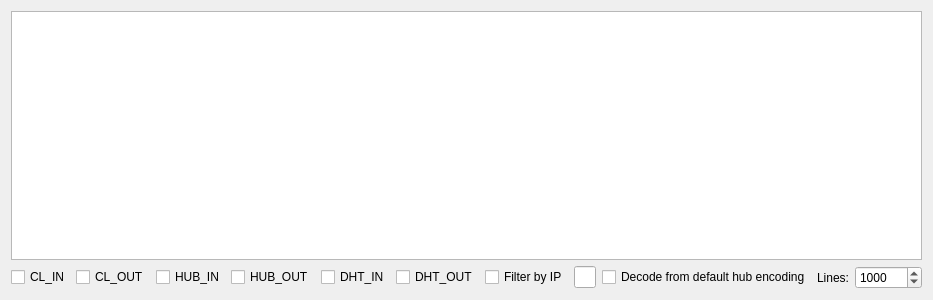
Old version of the form eiskaltdcpp-qt/ui/UICmdDebug.ui in the repository eiskaltdcpp/eiskaltdcpp.
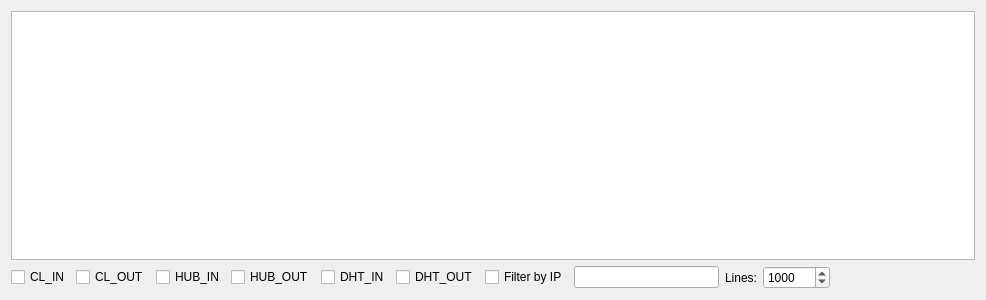
New version of the form.

Commit message: Complete cmd debug (also try send in debug bcast already utf-8 string), some clean boost::noncopyable, tstring->string

The edit to the form file:
```diff
--- a/eiskaltdcpp-qt/ui/UICmdDebug.ui
+++ b/eiskaltdcpp-qt/ui/UICmdDebug.ui
@@ -6,7 +6,7 @@
    <rect>
     <x>0</x>
     <y>0</y>
-    <width>779</width>
+    <width>986</width>
     <height>300</height>
    </rect>
   </property>
@@ -75,13 +75,6 @@
      <item>
       <widget class="QLineEdit" name="lineEditIP"/>
      </item>
-     <item>
-      <widget class="QCheckBox" name="checkBoxDECODE">
-       <property name="text">
-        <string>Decode from default hub encoding</string>
-       </property>
-      </widget>
-     </item>
      <item>
       <widget class="QLabel" name="label">
        <property name="text">
```
The commit also changes 20 other files.
